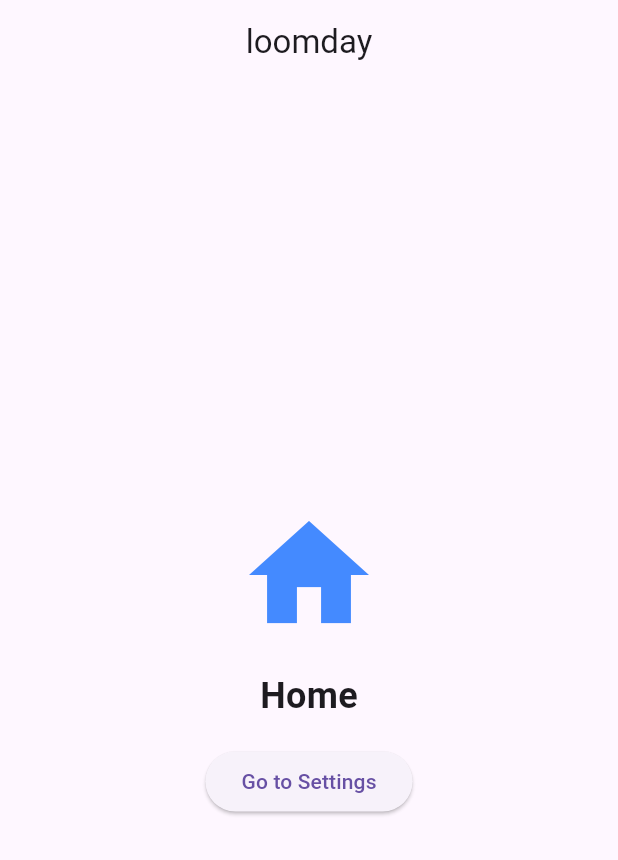
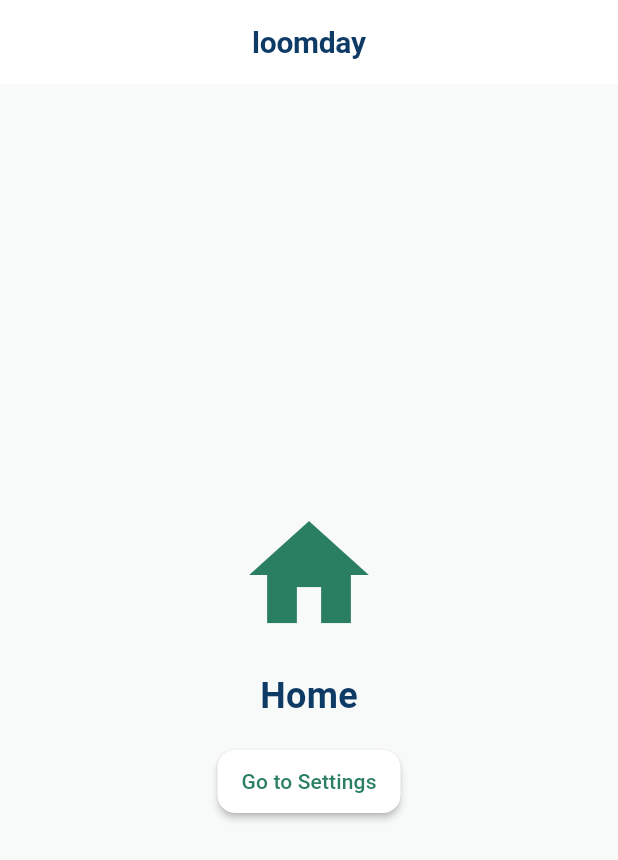
Before and after one commit to gitoak/loomday, a Flutter app: the screen it shows after launch, on a phone screen of 412 x 824 dp. Shown: the top 860 px of the screen. Run offline on Flutter 3.47's test engine with Material 3 defaults, Android fonts, the phone set to English and light mode, and no system bars; our stand-ins replace go_router, hooks_riverpod.

Commit message:
added comprehensive theme setup

```diff
--- a/lib/app.dart
+++ b/lib/app.dart
@@ -3,6 +3,7 @@ import 'package:hooks_riverpod/hooks_riverpod.dart';
 
 import 'core/di/providers.dart';
 import 'core/routing/app_router.dart';
+import 'core/theme/app_theme.dart';
 
 /// Main App Widget
 class MyApp extends ConsumerWidget {
@@ -13,12 +14,15 @@ class MyApp extends ConsumerWidget {
   Widget build(final BuildContext context, final WidgetRef ref) {
     final router = ref.watch(appRouterProvider);
     final env = ref.watch(envProvider);
+    final themeSet = ref.watch(appThemeProvider);
 
     ref.read(loggerProvider).d('Booting app with env: ${env.name}');
 
     return MaterialApp.router(
       debugShowCheckedModeBanner: env.name != 'prod',
       routerConfig: router,
+      theme: themeSet.light,
+      darkTheme: themeSet.dark,
     );
   }
 }
--- /dev/null
+++ b/lib/core/theme/app_theme.dart
@@ -0,0 +1,419 @@
+import 'package:flutter/material.dart';
+import 'package:hooks_riverpod/hooks_riverpod.dart';
+
+import 'colors.dart';
+import 'radius.dart';
+import 'shadows.dart';
+import 'spacing.dart';
+import 'typography.dart';
+
+/// AppThemeSet holds both light and dark ThemeData instances.
+class AppThemeSet {
+  /// Creates an instance of AppThemeSet with the given light and dark themes.
+  const AppThemeSet({required this.light, required this.dark});
+  /// light theme data
+  final ThemeData light;
+  /// dark theme data
+  final ThemeData dark;
+}
+
+/// Provider for the application's theme set (light and dark themes).
+final appThemeProvider = Provider<AppThemeSet>((final ref) {
+  final baseLight = ThemeData(
+    useMaterial3: true,
+    colorScheme: const ColorScheme(
+      brightness: Brightness.light,
+      primary: AppColors.lightPrimary,
+      onPrimary: AppColors.lightOnPrimary,
+      secondary: AppColors.lightAccent,
+      onSecondary: AppColors.lightOnAccent,
+      error: AppColors.lightError,
+      onError: AppColors.lightOnError,
+      surface: AppColors.lightSurface,
+      onSurface: AppColors.lightTextPrimary,
+      onSurfaceVariant: AppColors.lightTextSecondary,
+      outline: AppColors.lightBorder,
+      tertiary: AppColors.lightSuccess,
+      onTertiary: AppColors.lightOnPrimary,
+    ),
+    scaffoldBackgroundColor: AppColors.lightBackground,
+    dividerColor: AppColors.lightBorder,
+    textTheme: TextTheme(
+      headlineSmall: AppTypography.display.copyWith(color: AppColors.lightTextPrimary),
+      titleMedium: AppTypography.title.copyWith(color: AppColors.lightTextPrimary),
+      bodyMedium: AppTypography.body.copyWith(color: AppColors.lightTextPrimary),
+      labelMedium: AppTypography.label.copyWith(color: AppColors.lightTextPrimary),
+    ),
+    iconTheme: const IconThemeData(
+      color: AppColors.lightPrimary,
+      size: 24.0, // DEFAULT
+    ),
+    appBarTheme: AppBarTheme(
+      backgroundColor: AppColors.lightSurface,
+      foregroundColor: AppColors.lightTextPrimary,
+      elevation: Elevation.none,
+      centerTitle: false, // DEFAULT
+      titleTextStyle: AppTypography.title.copyWith(color: AppColors.lightTextPrimary),
+      iconTheme: const IconThemeData(color: AppColors.lightTextPrimary),
+    ),
+    cardTheme: CardThemeData(
+      color: AppColors.lightSurface,
+      shape: RoundedRectangleBorder(
+        borderRadius: BorderRadius.circular(Corners.lg),
+        side: const BorderSide(color: AppColors.lightBorder),
+      ),
+      elevation: Elevation.none,
+      margin: EdgeInsets.zero,
+    ),
+    dialogTheme: DialogThemeData(
+      backgroundColor: AppColors.lightSurface,
+      shape: RoundedRectangleBorder(
+        borderRadius: BorderRadius.circular(Corners.xl),
+      ),
+      elevation: Elevation.lg,
+      titleTextStyle: AppTypography.title.copyWith(color: AppColors.lightTextPrimary),
+      contentTextStyle: AppTypography.body.copyWith(color: AppColors.lightTextSecondary),
+    ),
+    snackBarTheme: SnackBarThemeData(
+      backgroundColor: AppColors.lightSurface,
+      contentTextStyle: AppTypography.body.copyWith(color: AppColors.lightTextPrimary),
+      shape: RoundedRectangleBorder(
+        borderRadius: BorderRadius.circular(Corners.md),
+        side: const BorderSide(color: AppColors.lightBorder),
+      ),
+      behavior: SnackBarBehavior.floating, // DEFAULT
+      elevation: Elevation.md,
+    ),
+    inputDecorationTheme: InputDecorationTheme(
+      filled: true,
+      fillColor: AppColors.lightSurface,
+      border: OutlineInputBorder(
+        borderRadius: BorderRadius.circular(Corners.md),
+        borderSide: const BorderSide(color: AppColors.lightBorder),
+      ),
+      enabledBorder: OutlineInputBorder(
+        borderRadius: BorderRadius.circular(Corners.md),
+        borderSide: const BorderSide(color: AppColors.lightBorder),
+      ),
+      focusedBorder: OutlineInputBorder(
+        borderRadius: BorderRadius.circular(Corners.md),
+        borderSide: const BorderSide(color: AppColors.lightPrimary, width: 2),
+      ),
+      errorBorder: OutlineInputBorder(
+        borderRadius: BorderRadius.circular(Corners.md),
+        borderSide: const BorderSide(color: AppColors.lightError),
+      ),
+      focusedErrorBorder: OutlineInputBorder(
+        borderRadius: BorderRadius.circular(Corners.md),
+        borderSide: const BorderSide(color: AppColors.lightError, width: 2),
+      ),
+      contentPadding: const EdgeInsets.symmetric(
+        horizontal: Spacing.md,
+        vertical: Spacing.sm,
+      ),
+      hintStyle: AppTypography.body.copyWith(color: AppColors.lightTextSecondary),
+      labelStyle: AppTypography.label.copyWith(color: AppColors.lightTextSecondary),
+      errorStyle: AppTypography.label.copyWith(color: AppColors.lightError),
+    ),
+    filledButtonTheme: FilledButtonThemeData(
+      style: ButtonStyle(
+        backgroundColor: WidgetStateProperty.resolveWith((final states) {
+          if (states.contains(WidgetState.hovered)) {
+            return AppColors.lightPrimaryHover;
+          }
+          if (states.contains(WidgetState.disabled)) {
+            return AppColors.lightBorder; // DEFAULT
+          }
+          return AppColors.lightPrimary;
+        }),
+        foregroundColor: WidgetStateProperty.all(AppColors.lightOnPrimary),
+        padding: WidgetStateProperty.all(
+          const EdgeInsets.symmetric(horizontal: Spacing.md, vertical: Spacing.sm),
+        ),
+        shape: WidgetStateProperty.all(
+          RoundedRectangleBorder(
+            borderRadius: BorderRadius.circular(Corners.md),
+          ),
+        ),
+        textStyle: WidgetStateProperty.all(AppTypography.label),
+        elevation: WidgetStateProperty.all(Elevation.none),
+      ),
+    ),
+    elevatedButtonTheme: ElevatedButtonThemeData(
+      style: ButtonStyle(
+        backgroundColor: WidgetStateProperty.resolveWith((final states) {
+          if (states.contains(WidgetState.disabled)) {
+            return AppColors.lightBorder; // DEFAULT
+          }
+          return AppColors.lightSurface;
+        }),
+        foregroundColor: WidgetStateProperty.all(AppColors.lightPrimary),
+        padding: WidgetStateProperty.all(
+          const EdgeInsets.symmetric(horizontal: Spacing.md, vertical: Spacing.sm),
+        ),
+        shape: WidgetStateProperty.all(
+          RoundedRectangleBorder(
+            borderRadius: BorderRadius.circular(Corners.md),
+          ),
+        ),
+        textStyle: WidgetStateProperty.all(AppTypography.label),
+        elevation: WidgetStateProperty.resolveWith((final states) {
+          if (states.contains(WidgetState.hovered)) {
+            return Elevation.md;
+          }
+          return Elevation.sm; // DEFAULT
+        }),
+      ),
+    ),
+    outlinedButtonTheme: OutlinedButtonThemeData(
+      style: ButtonStyle(
+        foregroundColor: WidgetStateProperty.all(AppColors.lightPrimary),
+        padding: WidgetStateProperty.all(
+          const EdgeInsets.symmetric(horizontal: Spacing.md, vertical: Spacing.sm),
+        ),
+        shape: WidgetStateProperty.all(
+          RoundedRectangleBorder(
+            borderRadius: BorderRadius.circular(Corners.md),
+          ),
+        ),
+        side: WidgetStateProperty.resolveWith((final states) {
+          if (states.contains(WidgetState.hovered)) {
+            return const BorderSide(color: AppColors.lightPrimaryHover, width: 2);
+          }
+          return const BorderSide(color: AppColors.lightPrimary);
+        }),
+        textStyle: WidgetStateProperty.all(AppTypography.label),
+      ),
+    ),
+    textButtonTheme: TextButtonThemeData(
+      style: ButtonStyle(
+        foregroundColor: WidgetStateProperty.resolveWith((final states) {
+          if (states.contains(WidgetState.hovered)) {
+            return AppColors.lightPrimaryHover;
+          }
+          return AppColors.lightPrimary;
+        }),
+        padding: WidgetStateProperty.all(
+          const EdgeInsets.symmetric(horizontal: Spacing.md, vertical: Spacing.sm),
+        ),
+        textStyle: WidgetStateProperty.all(AppTypography.label),
+      ),
+    ),
+    chipTheme: ChipThemeData(
+      backgroundColor: AppColors.lightSurface,
+      deleteIconColor: AppColors.lightTextSecondary,
+      disabledColor: AppColors.lightBorder, // DEFAULT
+      selectedColor: AppColors.lightPrimary,
+      secondarySelectedColor: AppColors.lightAccent,
+      labelPadding: const EdgeInsets.symmetric(horizontal: Spacing.sm),
+      padding: const EdgeInsets.all(Spacing.xs),
+      shape: RoundedRectangleBorder(
+        borderRadius: BorderRadius.circular(Corners.sm),
+        side: const BorderSide(color: AppColors.lightBorder),
+      ),
+      labelStyle: AppTypography.label.copyWith(color: AppColors.lightTextPrimary),
+      secondaryLabelStyle: AppTypography.label.copyWith(color: AppColors.lightTextPrimary),
+      brightness: Brightness.light,
+    ),
+  );
+
+  final baseDark = ThemeData(
+    useMaterial3: true,
+    colorScheme: const ColorScheme(
+      brightness: Brightness.dark,
+      primary: AppColors.darkPrimary,
+      onPrimary: AppColors.darkOnPrimary,
+      secondary: AppColors.darkAccent,
+      onSecondary: AppColors.darkOnAccent,
+      error: AppColors.darkError,
+      onError: AppColors.darkOnError,
+      surface: AppColors.darkSurface,
+      onSurface: AppColors.darkTextPrimary,
+      onSurfaceVariant: AppColors.darkTextSecondary,
+      outline: AppColors.darkBorder,
+      tertiary: AppColors.darkSuccess,
+      onTertiary: AppColors.darkOnPrimary,
+    ),
+    scaffoldBackgroundColor: AppColors.darkBackground,
+    dividerColor: AppColors.darkBorder,
+    textTheme: TextTheme(
+      headlineSmall: AppTypography.display.copyWith(color: AppColors.darkTextPrimary),
+      titleMedium: AppTypography.title.copyWith(color: AppColors.darkTextPrimary),
+      bodyMedium: AppTypography.body.copyWith(color: AppColors.darkTextPrimary),
+      labelMedium: AppTypography.label.copyWith(color: AppColors.darkTextPrimary),
+    ),
+    iconTheme: const IconThemeData(
+      color: AppColors.darkPrimary,
+      size: 24.0, // DEFAULT
+    ),
+    appBarTheme: AppBarTheme(
+      backgroundColor: AppColors.darkSurface,
+      foregroundColor: AppColors.darkTextPrimary,
+      elevation: Elevation.none,
+      centerTitle: false, // DEFAULT
+      titleTextStyle: AppTypography.title.copyWith(color: AppColors.darkTextPrimary),
+      iconTheme: const IconThemeData(color: AppColors.darkTextPrimary),
+    ),
+    cardTheme: CardThemeData(
+      color: AppColors.darkSurface,
+      shape: RoundedRectangleBorder(
+        borderRadius: BorderRadius.circular(Corners.lg),
+        side: const BorderSide(color: AppColors.darkBorder),
+      ),
+      elevation: Elevation.none,
+      margin: EdgeInsets.zero,
+    ),
+    dialogTheme: DialogThemeData(
+      backgroundColor: AppColors.darkSurface,
+      shape: RoundedRectangleBorder(
+        borderRadius: BorderRadius.circular(Corners.xl),
+      ),
+      elevation: Elevation.lg,
+      titleTextStyle: AppTypography.title.copyWith(color: AppColors.darkTextPrimary),
+      contentTextStyle: AppTypography.body.copyWith(color: AppColors.darkTextSecondary),
+    ),
+    snackBarTheme: SnackBarThemeData(
+      backgroundColor: AppColors.darkSurface,
+      contentTextStyle: AppTypography.body.copyWith(color: AppColors.darkTextPrimary),
+      shape: RoundedRectangleBorder(
+        borderRadius: BorderRadius.circular(Corners.md),
+        side: const BorderSide(color: AppColors.darkBorder),
+      ),
+      behavior: SnackBarBehavior.floating, // DEFAULT
+      elevation: Elevation.md,
+    ),
+    inputDecorationTheme: InputDecorationTheme(
+      filled: true,
+      fillColor: AppColors.darkSurface,
+      border: OutlineInputBorder(
+        borderRadius: BorderRadius.circular(Corners.md),
+        borderSide: const BorderSide(color: AppColors.darkBorder),
+      ),
+      enabledBorder: OutlineInputBorder(
+        borderRadius: BorderRadius.circular(Corners.md),
+        borderSide: const BorderSide(color: AppColors.darkBorder),
+      ),
+      focusedBorder: OutlineInputBorder(
+        borderRadius: BorderRadius.circular(Corners.md),
+        borderSide: const BorderSide(color: AppColors.darkPrimary, width: 2),
+      ),
+      errorBorder: OutlineInputBorder(
+        borderRadius: BorderRadius.circular(Corners.md),
+        borderSide: const BorderSide(color: AppColors.darkError),
+      ),
+      focusedErrorBorder: OutlineInputBorder(
+        borderRadius: BorderRadius.circular(Corners.md),
+        borderSide: const BorderSide(color: AppColors.darkError, width: 2),
+      ),
+      contentPadding: const EdgeInsets.symmetric(
+        horizontal: Spacing.md,
+        vertical: Spacing.sm,
+      ),
+      hintStyle: AppTypography.body.copyWith(color: AppColors.darkTextSecondary),
+      labelStyle: AppTypography.label.copyWith(color: AppColors.darkTextSecondary),
+      errorStyle: AppTypography.label.copyWith(color: AppColors.darkError),
+    ),
+    filledButtonTheme: FilledButtonThemeData(
+      style: ButtonStyle(
+        backgroundColor: WidgetStateProperty.resolveWith((final states) {
+          if (states.contains(WidgetState.hovered)) {
+            return AppColors.darkPrimaryHover;
+          }
+          if (states.contains(WidgetState.disabled)) {
+            return AppColors.darkBorder; // DEFAULT
+          }
+          return AppColors.darkPrimary;
+        }),
+        foregroundColor: WidgetStateProperty.all(AppColors.darkOnPrimary),
+        padding: WidgetStateProperty.all(
+          const EdgeInsets.symmetric(horizontal: Spacing.md, vertical: Spacing.sm),
+        ),
+        shape: WidgetStateProperty.all(
+          RoundedRectangleBorder(
+            borderRadius: BorderRadius.circular(Corners.md),
+          ),
+        ),
+        textStyle: WidgetStateProperty.all(AppTypography.label),
+        elevation: WidgetStateProperty.all(Elevation.none),
+      ),
+    ),
+    elevatedButtonTheme: ElevatedButtonThemeData(
+      style: ButtonStyle(
+        backgroundColor: WidgetStateProperty.resolveWith((final states) {
+          if (states.contains(WidgetState.disabled)) {
+            return AppColors.darkBorder; // DEFAULT
+          }
+          return AppColors.darkSurface;
+        }),
+        foregroundColor: WidgetStateProperty.all(AppColors.darkPrimary),
+        padding: WidgetStateProperty.all(
+          const EdgeInsets.symmetric(horizontal: Spacing.md, vertical: Spacing.sm),
+        ),
+        shape: WidgetStateProperty.all(
+          RoundedRectangleBorder(
+            borderRadius: BorderRadius.circular(Corners.md),
+          ),
+        ),
+        textStyle: WidgetStateProperty.all(AppTypography.label),
+        elevation: WidgetStateProperty.resolveWith((final states) {
+          if (states.contains(WidgetState.hovered)) {
+            return Elevation.md;
+          }
+          return Elevation.sm; // DEFAULT
+        }),
+      ),
+    ),
+    outlinedButtonTheme: OutlinedButtonThemeData(
+      style: ButtonStyle(
+        foregroundColor: WidgetStateProperty.all(AppColors.darkPrimary),
+        padding: WidgetStateProperty.all(
+          const EdgeInsets.symmetric(horizontal: Spacing.md, vertical: Spacing.sm),
+        ),
+        shape: WidgetStateProperty.all(
+          RoundedRectangleBorder(
+            borderRadius: BorderRadius.circular(Corners.md),
+          ),
+        ),
+        side: WidgetStateProperty.resolveWith((final states) {
+          if (states.contains(WidgetState.hovered)) {
+            return const BorderSide(color: AppColors.darkPrimaryHover, width: 2);
+          }
+          return const BorderSide(color: AppColors.darkPrimary);
+        }),
+        textStyle: WidgetStateProperty.all(AppTypography.label),
+      ),
+    ),
+    textButtonTheme: TextButtonThemeData(
+      style: ButtonStyle(
+        foregroundColor: WidgetStateProperty.resolveWith((final states) {
+          if (states.contains(WidgetState.hovered)) {
+            return AppColors.darkPrimaryHover;
+          }
+          return AppColors.darkPrimary;
+        }),
+        padding: WidgetStateProperty.all(
+          const EdgeInsets.symmetric(horizontal: Spacing.md, vertical: Spacing.sm),
+        ),
+        textStyle: WidgetStateProperty.all(AppTypography.label),
+      ),
+    ),
+    chipTheme: ChipThemeData(
+      backgroundColor: AppColors.darkSurface,
+      deleteIconColor: AppColors.darkTextSecondary,
+      disabledColor: AppColors.darkBorder, // DEFAULT
+      selectedColor: AppColors.darkPrimary,
+      secondarySelectedColor: AppColors.darkAccent,
+      labelPadding: const EdgeInsets.symmetric(horizontal: Spacing.sm),
+      padding: const EdgeInsets.all(Spacing.xs),
+      shape: RoundedRectangleBorder(
+        borderRadius: BorderRadius.circular(Corners.sm),
+        side: const BorderSide(color: AppColors.darkBorder),
+      ),
+      labelStyle: AppTypography.label.copyWith(color: AppColors.darkTextPrimary),
+      secondaryLabelStyle: AppTypography.label.copyWith(color: AppColors.darkTextPrimary),
+      brightness: Brightness.dark,
+    ),
+  );
+
+  return AppThemeSet(light: baseLight, dark: baseDark);
+});
--- a/lib/features/home/presentation/home_screen.dart
+++ b/lib/features/home/presentation/home_screen.dart
@@ -15,7 +15,7 @@ class HomeScreen extends StatelessWidget {
           child: Column(
             mainAxisSize: MainAxisSize.min,
             children: [
-              const Icon(Icons.home, size: 96, color: Colors.blueAccent),
+              const Icon(Icons.home, size: 96),
               const SizedBox(height: 16),
               const Text(
                 'Home',
--- a/lib/features/settings/presentation/settings_screen.dart
+++ b/lib/features/settings/presentation/settings_screen.dart
@@ -15,7 +15,7 @@ class SettingsScreen extends StatelessWidget {
           child: Column(
             mainAxisSize: MainAxisSize.min,
             children: [
-              const Icon(Icons.home, size: 96, color: Colors.blueAccent),
+              const Icon(Icons.home, size: 96),
               const SizedBox(height: 16),
               const Text(
                 'Settings',
```
Also changed, not shown: lib/core/theme/colors.dart (added, +76 -0 lines), lib/core/theme/radius.dart (added, +11 -0 lines), lib/core/theme/shadows.dart (added, +14 -0 lines), lib/core/theme/spacing.dart (added, +17 -0 lines), lib/core/theme/typography.dart (added, +35 -0 lines).
